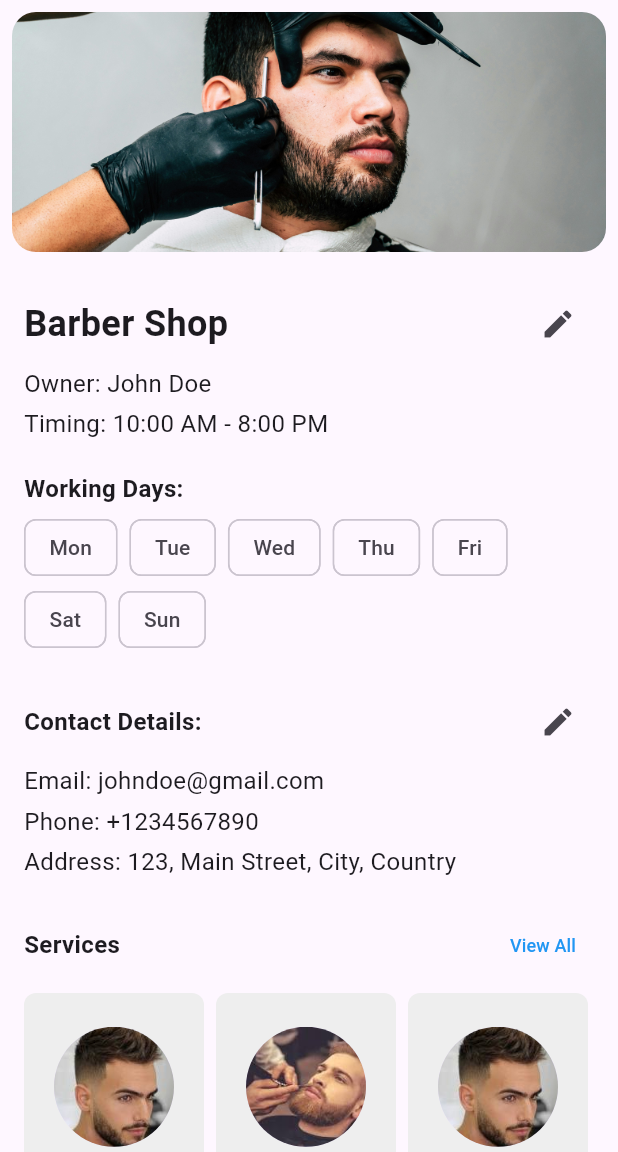
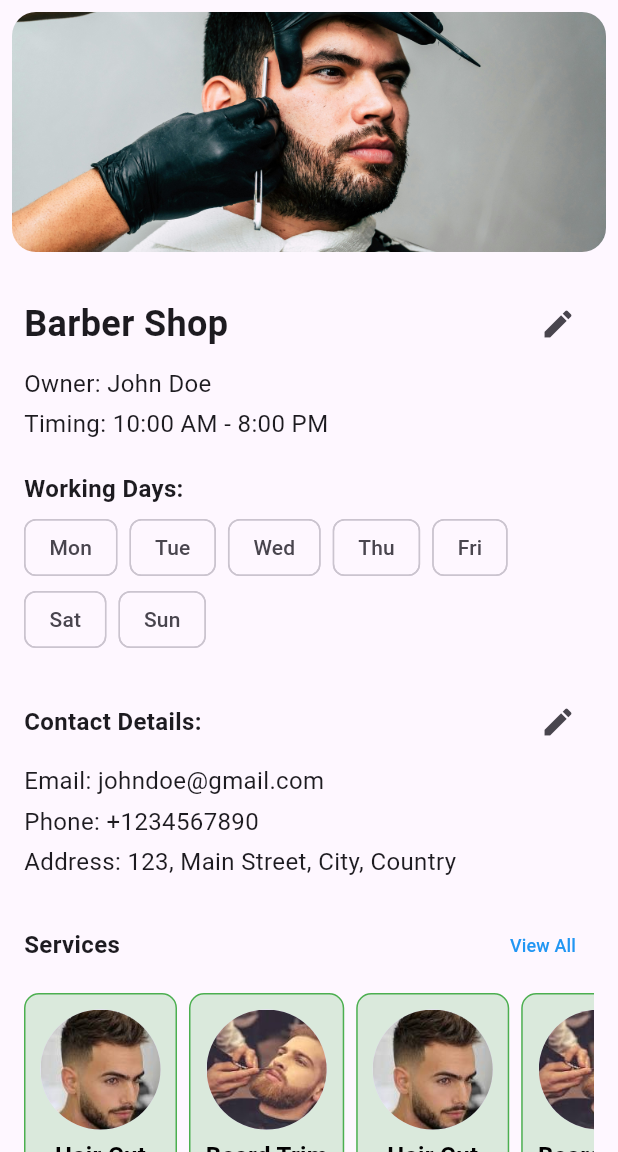
Before and after one commit to raheeldevninja/barber_admin, a Flutter app: the HomePage screen opened directly, on a phone screen of 412 x 824 dp, the part 84-1236 px from its top. Run offline on Flutter 3.47's test engine with Material 3 defaults, Android fonts, the phone set to English and light mode, and no system bars; our stand-ins replace awesome_snackbar_content, firebase_core, flutter_slidable, image_picker; accounts and stored records are empty.

```diff
--- a/lib/features/home/pages/home_page.dart
+++ b/lib/features/home/pages/home_page.dart
@@ -3,6 +3,7 @@ import 'dart:io';
 import 'package:barber_admin/core/app/images.dart';
 import 'package:barber_admin/core/model/barber_service.dart';
 import 'package:barber_admin/core/model/staff.dart';
+import 'package:barber_admin/core/ui/barber_service_item.dart';
 import 'package:barber_admin/core/ui/custom_app_bar.dart';
 import 'package:barber_admin/features/auth/widgets/staff_item.dart';
 import 'package:barber_admin/features/home/all_services_screen.dart';
@@ -76,14 +77,12 @@ class _HomePageState extends State<HomePage> {
                     ),
                     IconButton(
                       onPressed: () {
-
                         Navigator.push(
                           context,
                           MaterialPageRoute(
-                            builder: (context) => const ShopDetailsScreen(),
+                            builder: (context) => const BusinessDetailsScreen(),
                           ),
                         );
-
                       },
                       icon: const Icon(Icons.edit),
                     ),
@@ -93,17 +92,17 @@ class _HomePageState extends State<HomePage> {
                 const SizedBox(height: 4),
 
                 //owner name
-                Text(
+                const Text(
                   'Owner: John Doe',
                   style: TextStyle(
                     fontSize: 16,
                   ),
                 ),
 
-                SizedBox(height: 4),
+                const SizedBox(height: 4),
 
                 //shop timing
-                Text(
+                const Text(
                   'Timing: 10:00 AM - 8:00 PM',
                   style: TextStyle(
                     fontSize: 16,
@@ -180,22 +179,22 @@ class _HomePageState extends State<HomePage> {
                 const SizedBox(height: 4),
 
                 //email
-                Text(
+                const Text(
                   'Email: johndoe@gmail.com',
                   style: TextStyle(
                     fontSize: 16,
                   ),
                 ),
-                SizedBox(height: 4),
-                Text(
+                const SizedBox(height: 4),
+                const Text(
                   'Phone: +1234567890',
                   style: TextStyle(
                     fontSize: 16,
                   ),
                 ),
 
-                SizedBox(height: 4),
-                Text(
+                const SizedBox(height: 4),
+                const Text(
                   'Address: 123, Main Street, City, Country',
                   style: TextStyle(
                     fontSize: 16,
@@ -246,60 +245,10 @@ class _HomePageState extends State<HomePage> {
                     itemCount: _servies.length,
                     scrollDirection: Axis.horizontal,
                     itemBuilder: (context, index) {
+                      final service = _servies[index];
                       return Container(
                         margin: const EdgeInsets.only(right: 8),
-                        child: InkWell(
-                          borderRadius: BorderRadius.circular(8),
-                          onTap: () {},
-                          child: Container(
-                            width: 120,
-                            padding: const EdgeInsets.symmetric(horizontal: 4),
-                            decoration: BoxDecoration(
-                              color: Colors.grey[200],
-                              borderRadius: BorderRadius.circular(8),
-                            ),
-                            child: Column(
-                              mainAxisAlignment: MainAxisAlignment.center,
-                              children: [
-                                CircleAvatar(
-                                  radius: 40,
-                                  backgroundImage: AssetImage(
-                                    _servies[index].image!,
-                                  ),
-                                ),
-                                const SizedBox(height: 6),
-                                Text(
-                                  _servies[index].serviceName!,
-                                  style: const TextStyle(
-                                    fontSize: 16,
-                                    fontWeight: FontWeight.bold,
-                                  ),
-                                  maxLines: 1,
-                                  overflow: TextOverflow.ellipsis,
-                                ),
-                                const SizedBox(height: 4),
-                                Text(
-                                  'Price: \$${_servies[index].price!}',
-                                  style: const TextStyle(
-                                    fontSize: 14,
-                                  ),
-                                  maxLines: 1,
-                                  overflow: TextOverflow.ellipsis,
-                                ),
-                                const SizedBox(height: 2),
-                                Text(
-                                  'Duration: ${_servies[index].duration!} min',
-                                  textAlign: TextAlign.center,
-                                  style: const TextStyle(
-                                    fontSize: 14,
-                                  ),
-                                  maxLines: 2,
-                                  overflow: TextOverflow.ellipsis,
-                                ),
-                              ],
-                            ),
-                          ),
-                        ),
+                        child: BarberServiceItem(service),
                       );
                     },
                   ),
```
